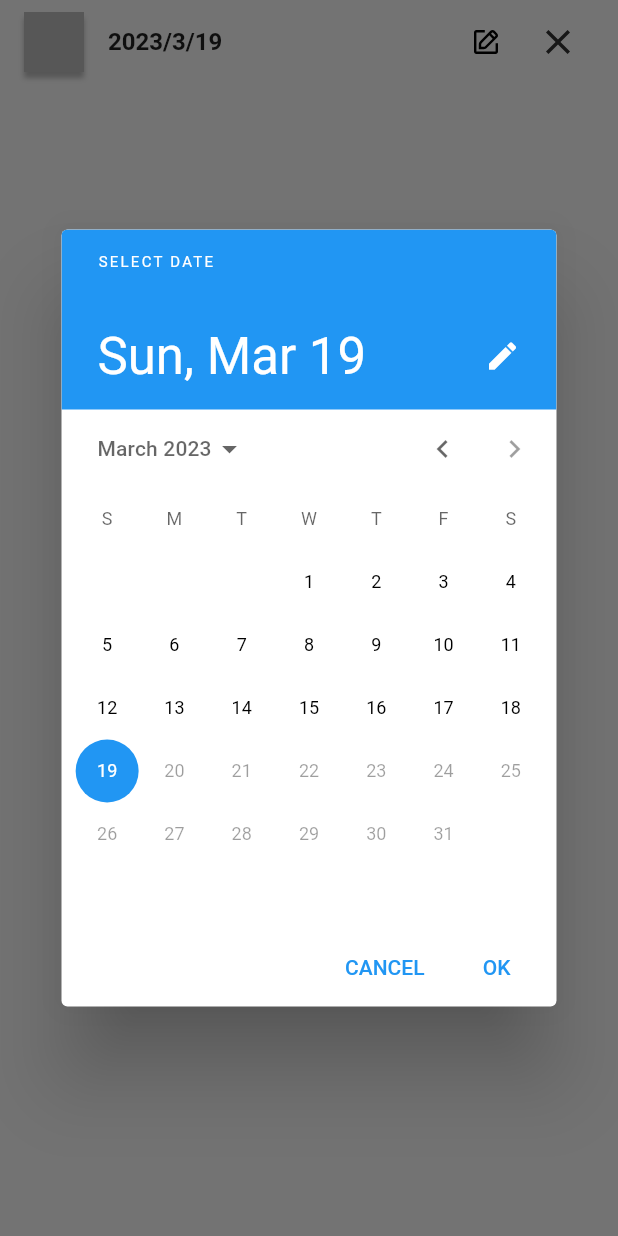
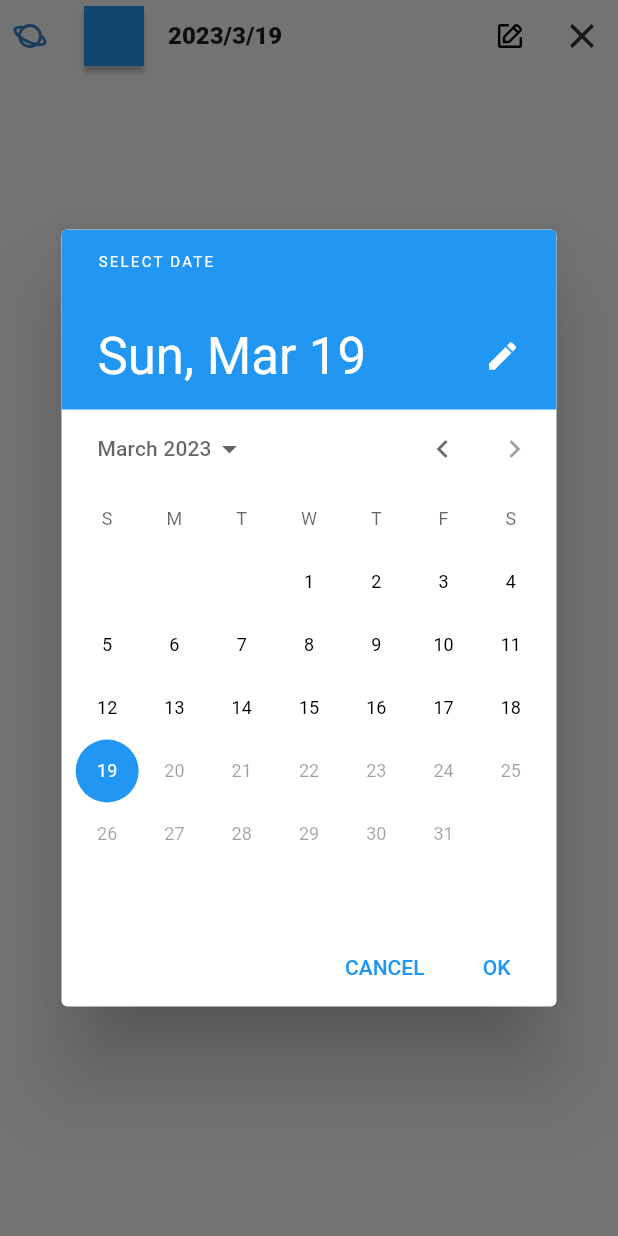
Before and after one commit to batacon/uchugo_collection, a Flutter app: the HistoryListItem widget shown alone on an empty page, opened directly with empty values, after a tap on an icon or button, on a phone screen of 412 x 824 dp. Run offline on Flutter 3.47's test engine with Material 2 defaults, Android fonts, the light colour scheme and no system bars; our stand-ins replace flutter_riverpod, flutter_svg, freezed_annotation, shared_preferences; accounts and stored records are empty.

Commit message:
History画面のデザイン変更

```diff
--- a/lib/components/history_list_item.dart
+++ b/lib/components/history_list_item.dart
@@ -6,26 +6,43 @@ import 'package:uchugo_collection/models/kana_char.dart';
 import 'package:uchugo_collection/providers/kana_char_collection_provider.dart';
 
 class HistoryListItem extends ConsumerWidget {
-  final KanaChar _checkedChar;
+  final KanaChar _kanaChar;
+  final bool isOdd;
 
-  const HistoryListItem(this._checkedChar, {super.key});
+  const HistoryListItem(
+    this._kanaChar, {
+    super.key,
+    this.isOdd = false,
+  });
 
   @override
   Widget build(final BuildContext context, final WidgetRef ref) {
-    return ListTile(
-      leading: CharBox(char: _checkedChar.char, size: 40),
-      title: Text(
-        _checkedChar.checkedDateFormatted,
-        style: const TextStyle(fontWeight: FontWeight.bold),
+    return Row(
+      children: [
+        _buildPlanetIcon(),
+        const SizedBox(width: 16),
+        CharBox(char: _kanaChar.char, isChecked: true, size: 40),
+        const SizedBox(width: 16),
+        Expanded(
+          child: Text(
+            _kanaChar.checkedDateFormatted,
+            style: const TextStyle(fontWeight: FontWeight.w900),
           ),
-      trailing: Row(
+        ),
+        Row(
           mainAxisSize: MainAxisSize.min,
           children: [
             _buildEditButton(context, ref),
             _buildDeleteButton(ref),
           ],
         ),
+      ],
     );
+  }
+
+  SvgPicture _buildPlanetIcon() {
+    if (isOdd) return SvgPicture.asset('assets/icons/planet_left_icon.svg');
+    return SvgPicture.asset('assets/icons/planet_right_icon.svg');
   }
 
   Widget _buildEditButton(BuildContext context, WidgetRef ref) {
@@ -46,13 +63,13 @@ class HistoryListItem extends ConsumerWidget {
   void _updateChar(final WidgetRef ref, final DateTime? date) {
     if (date == null) return;
 
-    ref.watch(checkedKanaCharsProvider.notifier).updateCheckedChar(_checkedChar, date);
+    ref.watch(checkedKanaCharsProvider.notifier).updateCheckedChar(_kanaChar, date);
   }
 
   Widget _buildDeleteButton(WidgetRef ref) {
     return IconButton(
       onPressed: () {
-        ref.watch(checkedKanaCharsProvider.notifier).uncheckChar(_checkedChar.char);
+        ref.watch(checkedKanaCharsProvider.notifier).uncheckChar(_kanaChar.char);
       },
       icon: SvgPicture.asset('assets/icons/close_icon.svg'),
     );
```
Also changed, not shown: lib/pages/history_page.dart (+17 -7 lines), assets/icons/orange_dots_icon.svg (added), assets/icons/planet_left_icon.svg (added), assets/icons/planet_right_icon.svg (added). Lines whose indentation alone changed are shown as unchanged.
